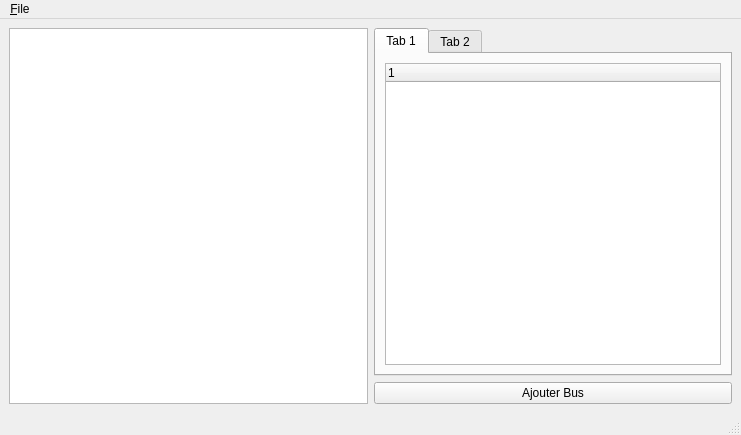
First picture: the form in src/ui/main.ui, repository Zenithar/isibus, before the edit.
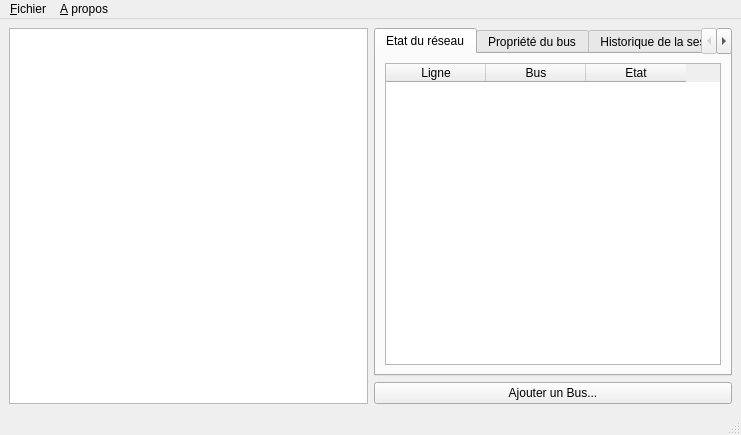
Second picture: the form after the edit.

Commit message: #modifications diverses du .ui

```diff
--- a/src/ui/main.ui
+++ b/src/ui/main.ui
@@ -21,11 +21,21 @@
      <number>6</number>
     </property>
     <item row="1" column="1" >
-     <widget class="QPushButton" name="pushButton" >
-      <property name="text" >
-       <string>Ajouter Bus</string>
+     <layout class="QGridLayout" >
+      <property name="margin" >
+       <number>0</number>
       </property>
-     </widget>
+      <property name="spacing" >
+       <number>6</number>
+      </property>
+      <item row="0" column="0" colspan="2" >
+       <widget class="QPushButton" name="pushButton_2" >
+        <property name="text" >
+         <string>Ajouter un Bus...</string>
+        </property>
+       </widget>
+      </item>
+     </layout>
     </item>
     <item row="0" column="1" >
      <widget class="QTabWidget" name="tabWidget" >
@@ -34,7 +44,39 @@
       </property>
       <widget class="QWidget" name="tab" >
        <attribute name="title" >
-        <string>Tab 1</string>
+        <string>Etat du réseau</string>
+       </attribute>
+       <layout class="QGridLayout" >
+        <property name="margin" >
+         <number>9</number>
+        </property>
+        <property name="spacing" >
+         <number>6</number>
+        </property>
+        <item row="0" column="0" >
+         <widget class="QTableWidget" name="tableWidget" >
+          <column>
+           <property name="text" >
+            <string>Ligne</string>
+           </property>
+          </column>
+          <column>
+           <property name="text" >
+            <string>Bus</string>
+           </property>
+          </column>
+          <column>
+           <property name="text" >
+            <string>Etat</string>
+           </property>
+          </column>
+         </widget>
+        </item>
+       </layout>
+      </widget>
+      <widget class="QWidget" name="tab_property" >
+       <attribute name="title" >
+        <string>Propriété du bus</string>
        </attribute>
        <layout class="QGridLayout" >
         <property name="margin" >
@@ -46,11 +88,21 @@
         <item row="0" column="0" >
          <widget class="QTreeWidget" name="treeWidget" />
         </item>
+        <item row="1" column="0" >
+         <widget class="QPushButton" name="pushButton" >
+          <property name="enabled" >
+           <bool>false</bool>
+          </property>
+          <property name="text" >
+           <string>Supprimer ce bus</string>
+          </property>
+         </widget>
+        </item>
        </layout>
       </widget>
       <widget class="QWidget" name="tab_2" >
        <attribute name="title" >
-        <string>Tab 2</string>
+        <string>Historique de la session</string>
        </attribute>
       </widget>
      </widget>
@@ -66,16 +118,22 @@
      <x>0</x>
      <y>0</y>
      <width>741</width>
-     <height>28</height>
+     <height>29</height>
     </rect>
    </property>
    <widget class="QMenu" name="menu_File" >
     <property name="title" >
-     <string>&amp;File</string>
+     <string>&amp;Fichier</string>
     </property>
     <addaction name="action_Quit" />
    </widget>
+   <widget class="QMenu" name="menuAbout" >
+    <property name="title" >
+     <string>&amp;A propos</string>
+    </property>
+   </widget>
    <addaction name="menu_File" />
+   <addaction name="menuAbout" />
   </widget>
   <widget class="QStatusBar" name="statusbar" />
   <action name="action_Quit" >
```
Left out of the diff: 15 changed lines with no effect on the pictures.
